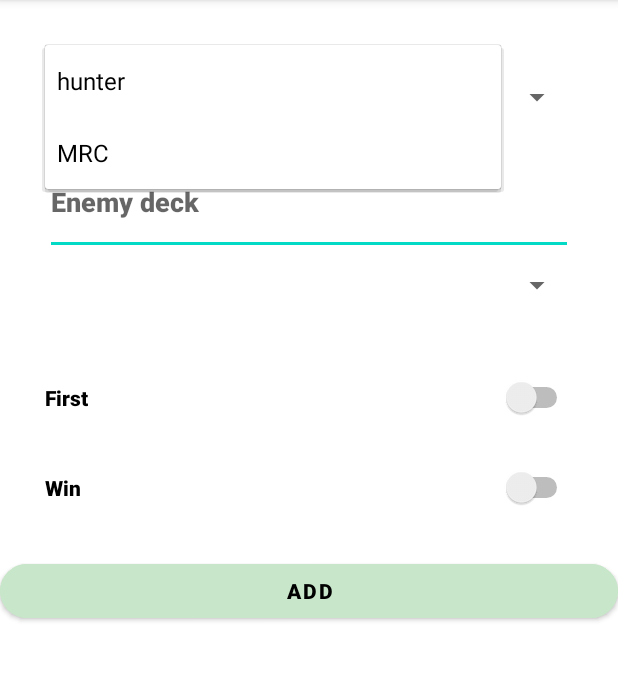
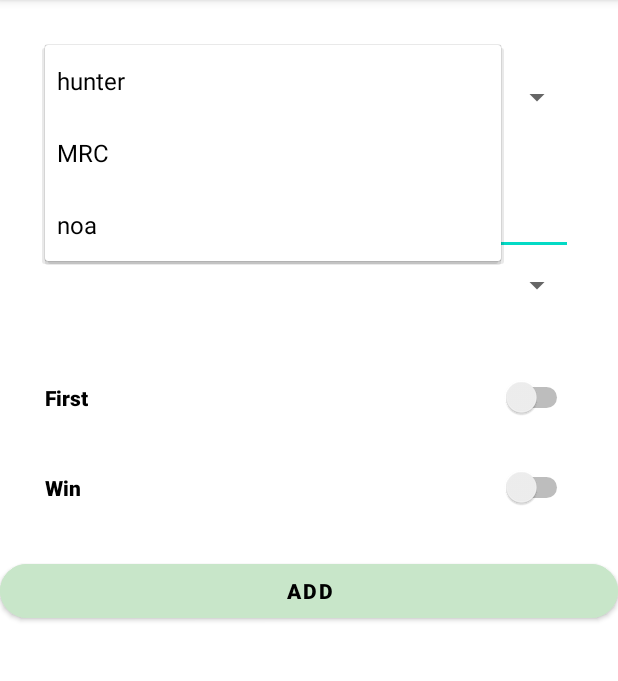
Before and after one commit to masaki-abf/DCGManager, an Android app: the AddMatchesActivity screen opened directly, with no data from a screen before it, after a tap on "hunter", on a phone screen of 412 x 824 dp, the part 84-765 px from its top. Run offline under Robolectric (Android 15) with nearby library versions, the phone set to English and light mode, and no system bars; our stand-ins replace Room's generated code.

Commit message:
いろいろ変えた

```diff
--- a/app/src/main/AndroidManifest.xml
+++ b/app/src/main/AndroidManifest.xml
@@ -3,6 +3,7 @@
     xmlns:tools="http://schemas.android.com/tools">
 
     <application
+        android:name=".MyApplication"
         android:allowBackup="true"
         android:dataExtractionRules="@xml/data_extraction_rules"
         android:fullBackupContent="@xml/backup_rules"
--- a/app/src/main/java/app/yoshino/masaki/dcgmanager/AddMatchesActivity.kt
+++ b/app/src/main/java/app/yoshino/masaki/dcgmanager/AddMatchesActivity.kt
@@ -10,6 +10,7 @@ import android.widget.Spinner
 import android.widget.Toast
 import androidx.viewpager2.adapter.FragmentStateAdapter
 import app.yoshino.masaki.dcgmanager.databinding.ActivityAddMatchesBinding
+import app.yoshino.masaki.dcgmanager.MyApplication.Companion.gameList
 
 class AddMatchesActivity : AppCompatActivity() {
     private lateinit var binding: ActivityAddMatchesBinding
@@ -25,13 +26,13 @@ class AddMatchesActivity : AppCompatActivity() {
         //val gameList = pagerAdapter.gameList
 
         //val gameList = ArrayList(pagerAdapter?.gameList)
-        val matchlist = db.matchesDao().getGmae(pagerAdapter.gameList[tabPosition])
+        val matchlist = db.matchesDao().getGmae(gameList[tabPosition])
         matchlist.sortedBy { it.deck }
         val enemylist = matchlist.map { it.deck }.toList()
         val distinctlist = enemylist.distinct().toList()
 
         val spinner = findViewById<Spinner>(R.id.spinner_game)
-        val arrayAdapter = ArrayAdapter<String>(this,android.R.layout.simple_spinner_dropdown_item,pagerAdapter.gameList)
+        val arrayAdapter = ArrayAdapter<String>(this,android.R.layout.simple_spinner_dropdown_item,gameList)
         val spinnerenemy = findViewById<Spinner>(R.id.spinner_enemy)
         val enemyAdapter = ArrayAdapter<String>(this,android.R.layout.simple_spinner_dropdown_item, distinctlist)
         spinner.adapter = arrayAdapter
--- a/app/src/main/java/app/yoshino/masaki/dcgmanager/InfoActivity.kt
+++ b/app/src/main/java/app/yoshino/masaki/dcgmanager/InfoActivity.kt
@@ -7,6 +7,7 @@ import androidx.recyclerview.widget.LinearLayoutManager
 import androidx.recyclerview.widget.RecyclerView
 import app.yoshino.masaki.dcgmanager.databinding.ActivityAddMatchesBinding
 import app.yoshino.masaki.dcgmanager.databinding.ActivityInfoBinding
+import app.yoshino.masaki.dcgmanager.MyApplication.Companion.gameList
 
 class InfoActivity : AppCompatActivity() {
     private lateinit var binding: ActivityInfoBinding
@@ -18,7 +19,7 @@ class InfoActivity : AppCompatActivity() {
         db = AppDatabase.getInstance(this.applicationContext)!!
         val MainIntent = Intent(this,MainActivity::class.java)
         val tabPosition = intent.getIntExtra("pI", 0)
-        val matchlist = db.matchesDao().getGmae(pagerAdapter.gameList[tabPosition])
+        val matchlist = db.matchesDao().getGmae(gameList[tabPosition])
         matchlist.sortedBy { it.deck }
         val enemylist = matchlist.map { it.deck }.toList()
         val distinctlist = enemylist.distinct().toList()
--- a/app/src/main/java/app/yoshino/masaki/dcgmanager/MainActivity.kt
+++ b/app/src/main/java/app/yoshino/masaki/dcgmanager/MainActivity.kt
@@ -6,6 +6,8 @@ import android.os.Bundle
 import androidx.room.Room
 import app.yoshino.masaki.dcgmanager.databinding.ActivityMainBinding
 import com.google.android.material.tabs.TabLayoutMediator
+import app.yoshino.masaki.dcgmanager.MyApplication.Companion.gameList
+
 
 class MainActivity : AppCompatActivity() {
     private lateinit var binding: ActivityMainBinding
@@ -49,7 +51,7 @@ class MainActivity : AppCompatActivity() {
         vpa = ViewPagerAdapter(this)
 
         TabLayoutMediator(tabLayout,viewPager){tab,position ->
-            tab.text = vpa.gameList[position]
+            tab.text = gameList[position]
         }.attach()
 
         var tabPosition = tabLayout.selectedTabPosition
--- /dev/null
+++ b/app/src/main/java/app/yoshino/masaki/dcgmanager/MyApplication.kt
@@ -0,0 +1,19 @@
+package app.yoshino.masaki.dcgmanager
+
+import android.app.Application
+import androidx.fragment.app.Fragment
+
+
+class MyApplication: Application() {
+    override fun onCreate() {
+        super.onCreate()
+        instance = this
+        // initialization code here
+    }
+    companion object {
+        var gameList: MutableList<String> = arrayListOf("hunter","MRC","noa")
+        var fragmentList: MutableList<Fragment> = arrayListOf(SecondFragment.newInstance("hunter"),SecondFragment.newInstance("MRC"), SecondFragment.newInstance("noa"))
+        lateinit var instance: MyApplication
+            private set
+    }
+}
--- a/app/src/main/java/app/yoshino/masaki/dcgmanager/RecyclerAdapter.kt
+++ b/app/src/main/java/app/yoshino/masaki/dcgmanager/RecyclerAdapter.kt
@@ -5,6 +5,7 @@ import android.view.ViewGroup
 import androidx.recyclerview.widget.DiffUtil
 import androidx.recyclerview.widget.RecyclerView
 import app.yoshino.masaki.dcgmanager.databinding.ItemRecyclerListBinding
+
 
 class RecyclerAdapter (val deck: List<String>,val first: List<String>,val win:List<String>):
     RecyclerView.Adapter<ViewHolderList>(){
--- a/app/src/main/java/app/yoshino/masaki/dcgmanager/SecondFragment.kt
+++ b/app/src/main/java/app/yoshino/masaki/dcgmanager/SecondFragment.kt
@@ -9,6 +9,7 @@ import androidx.recyclerview.widget.LinearLayoutManager
 import androidx.recyclerview.widget.RecyclerView
 import app.yoshino.masaki.dcgmanager.databinding.FirstFragmentBinding
 import app.yoshino.masaki.dcgmanager.databinding.SecondFragmentBinding
+
 
 class SecondFragment : Fragment(){
 
--- a/app/src/main/java/app/yoshino/masaki/dcgmanager/ViewPagerAdapter.kt
+++ b/app/src/main/java/app/yoshino/masaki/dcgmanager/ViewPagerAdapter.kt
@@ -5,12 +5,15 @@ import androidx.fragment.app.FragmentActivity
 import androidx.fragment.app.FragmentManager
 import androidx.lifecycle.Lifecycle
 import androidx.viewpager2.adapter.FragmentStateAdapter
+import app.yoshino.masaki.dcgmanager.MyApplication.Companion.gameList
+import app.yoshino.masaki.dcgmanager.MyApplication.Companion.fragmentList
+
 
 
 class ViewPagerAdapter(fragmentActivity: FragmentActivity) :
 FragmentStateAdapter(fragmentActivity){
-    val gameList: MutableList<String> = arrayListOf("hunter","MRC")
-    val fragmentList: MutableList<Fragment> = arrayListOf(SecondFragment.newInstance("hunter"),SecondFragment.newInstance("MRC"))
+//    val gameList: MutableList<String> = arrayListOf("hunter","MRC")
+//    val fragmentList: MutableList<Fragment> = arrayListOf(SecondFragment.newInstance("hunter"),SecondFragment.newInstance("MRC"))
     override fun getItemCount(): Int {
         return fragmentList.size
     }
--- a/app/src/main/res/layout/item_recycler_list.xml
+++ b/app/src/main/res/layout/item_recycler_list.xml
@@ -3,6 +3,8 @@
     xmlns:app="http://schemas.android.com/apk/res-auto"
     android:layout_width="match_parent"
     android:layout_height="wrap_content"
+    android:background="#FFFFFF"
+    android:backgroundTint="#FFFFFF"
     android:orientation="vertical"
     android:padding="10dp">
 
@@ -12,6 +14,8 @@
         android:layout_marginLeft="10dp"
         android:layout_marginRight="10dp"
         android:layout_marginBottom="0dp"
+        android:background="#FFFFFF"
+        android:backgroundTint="#FFFFFF"
         android:orientation="horizontal">
 
         <TextView
```
Also changed, not shown: app/src/main/res/layout/activity_main.xml (+14 -17 lines).
